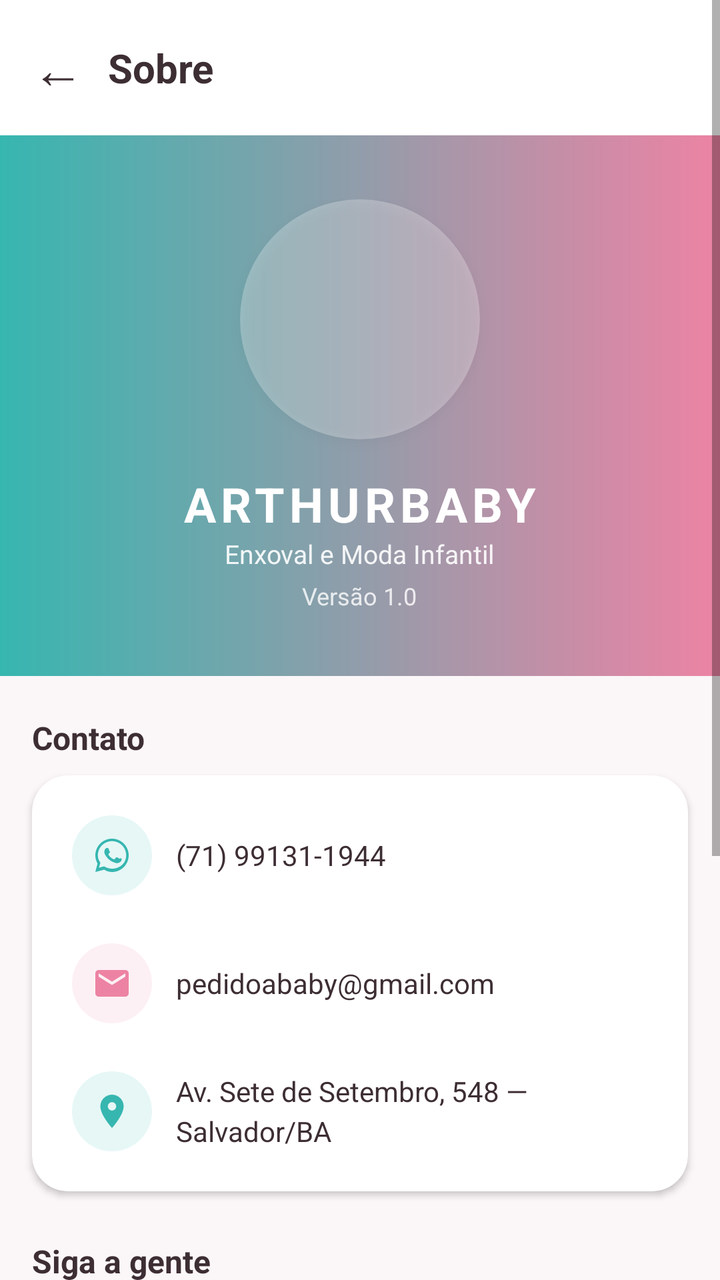
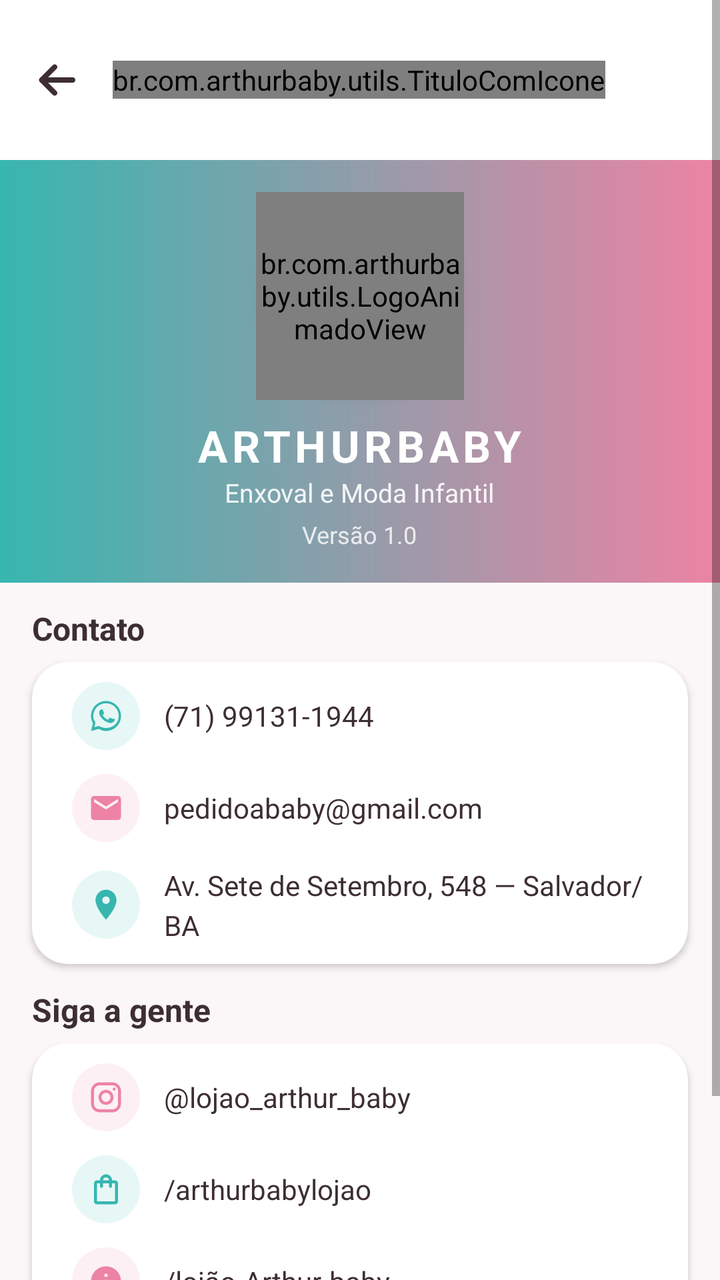

Screens rendered from an Android XML layout before and after an edit, with the pre-edit source and the edit as a unified diff.
<!-- AndroidManifest.xml: application theme Theme.ArthurBaby -->
<!-- res/layout/fragment_sobre.xml -->
<?xml version="1.0" encoding="utf-8"?>
<ScrollView xmlns:android="http://schemas.android.com/apk/res/android"
    xmlns:app="http://schemas.android.com/apk/res-auto"
    android:layout_width="match_parent"
    android:layout_height="match_parent"
    android:background="@color/fundo_claro"
    android:fillViewport="true">

    <LinearLayout
        android:layout_width="match_parent"
        android:layout_height="wrap_content"
        android:orientation="vertical">

        
        <LinearLayout
            android:layout_width="match_parent"
            android:layout_height="wrap_content"
            android:orientation="horizontal"
            android:gravity="center_vertical"
            android:padding="16dp"
            android:background="@color/branco">

            <TextView
                android:id="@+id/btnVoltar"
                android:layout_width="wrap_content"
                android:layout_height="wrap_content"
                android:text="←"
                android:textSize="26sp"
                android:textColor="@color/texto_primario"
                android:paddingEnd="12dp" />

            <TextView
                android:layout_width="0dp"
                android:layout_height="wrap_content"
                android:layout_weight="1"
                android:text="Sobre"
                android:textSize="20sp"
                android:textStyle="bold"
                android:textColor="@color/texto_primario" />
        </LinearLayout>

        
        <LinearLayout
            android:layout_width="match_parent"
            android:layout_height="wrap_content"
            android:orientation="vertical"
            android:gravity="center"
            android:paddingVertical="32dp"
            android:background="@drawable/bg_gradiente_header">

            <FrameLayout
                android:layout_width="120dp"
                android:layout_height="120dp"
                android:background="@drawable/bg_circulo_branco_suave"
                android:elevation="4dp">

                <ImageView
                    android:layout_width="100dp"
                    android:layout_height="100dp"
                    android:layout_gravity="center"
                    android:src="@mipmap/ic_launcher"
                    android:contentDescription="Logo" />
            </FrameLayout>

            <TextView
                android:layout_width="wrap_content"
                android:layout_height="wrap_content"
                android:text="ARTHURBABY"
                android:textStyle="bold"
                android:textSize="24sp"
                android:textColor="@color/branco"
                android:letterSpacing="0.1"
                android:layout_marginTop="16dp" />

            <TextView
                android:layout_width="wrap_content"
                android:layout_height="wrap_content"
                android:text="Enxoval e Moda Infantil"
                android:textColor="@color/branco"
                android:textSize="13sp"
                android:alpha="0.9" />

            <TextView
                android:id="@+id/tvVersao"
                android:layout_width="wrap_content"
                android:layout_height="wrap_content"
                android:text="Versão 1.0"
                android:textColor="@color/branco"
                android:textSize="12sp"
                android:alpha="0.8"
                android:layout_marginTop="4dp" />
        </LinearLayout>

        
        <TextView
            android:layout_width="wrap_content"
            android:layout_height="wrap_content"
            android:text="Contato"
            android:textStyle="bold"
            android:textColor="@color/texto_primario"
            android:textSize="16sp"
            android:layout_marginHorizontal="16dp"
            android:layout_marginTop="20dp"
            android:layout_marginBottom="8dp" />

        <androidx.cardview.widget.CardView
            android:layout_width="match_parent"
            android:layout_height="wrap_content"
            android:layout_marginHorizontal="16dp"
            app:cardCornerRadius="18dp"
            app:cardElevation="2dp"
            app:cardBackgroundColor="@color/branco">

            <LinearLayout
                android:layout_width="match_parent"
                android:layout_height="wrap_content"
                android:orientation="vertical"
                android:padding="8dp">

                <LinearLayout
                    android:id="@+id/tvWhatsapp"
                    android:layout_width="match_parent"
                    android:layout_height="wrap_content"
                    android:orientation="horizontal"
                    android:gravity="center_vertical"
                    android:padding="12dp"
                    android:clickable="true"
                    android:focusable="true">

                    <FrameLayout
                        android:layout_width="40dp"
                        android:layout_height="40dp"
                        android:background="@drawable/bg_circulo_verde_suave">

                        <ImageView
                            android:layout_width="20dp"
                            android:layout_height="20dp"
                            android:layout_gravity="center"
                            android:src="@drawable/ic_whatsapp"
                            app:tint="@color/verde_arthur"
                            android:contentDescription="WhatsApp" />
                    </FrameLayout>

                    <TextView
                        android:layout_width="wrap_content"
                        android:layout_height="wrap_content"
                        android:text="(71) 99131-1944"
                        android:textColor="@color/texto_primario"
                        android:textSize="14sp"
                        android:layout_marginStart="12dp" />
                </LinearLayout>

                <LinearLayout
                    android:id="@+id/tvEmail"
                    android:layout_width="match_parent"
                    android:layout_height="wrap_content"
                    android:orientation="horizontal"
                    android:gravity="center_vertical"
                    android:padding="12dp"
                    android:clickable="true"
                    android:focusable="true">

                    <FrameLayout
                        android:layout_width="40dp"
                        android:layout_height="40dp"
                        android:background="@drawable/bg_circulo_categoria_suave">

                        <ImageView
                            android:layout_width="20dp"
                            android:layout_height="20dp"
                            android:layout_gravity="center"
                            android:src="@drawable/ic_email"
                            app:tint="@color/rosa_arthur"
                            android:contentDescription="E-mail" />
                    </FrameLayout>

                    <TextView
                        android:layout_width="wrap_content"
                        android:layout_height="wrap_content"
                        android:text="pedidoababy@gmail.com"
                        android:textColor="@color/texto_primario"
                        android:textSize="14sp"
                        android:layout_marginStart="12dp" />
                </LinearLayout>

                <LinearLayout
                    android:id="@+id/tvEndereco"
                    android:layout_width="match_parent"
                    android:layout_height="wrap_content"
                    android:orientation="horizontal"
                    android:gravity="center_vertical"
                    android:padding="12dp"
                    android:clickable="true"
                    android:focusable="true">

                    <FrameLayout
                        android:layout_width="40dp"
                        android:layout_height="40dp"
                        android:background="@drawable/bg_circulo_verde_suave">

                        <ImageView
                            android:layout_width="20dp"
                            android:layout_height="20dp"
                            android:layout_gravity="center"
                            android:src="@drawable/ic_localizacao"
                            app:tint="@color/verde_arthur"
                            android:contentDescription="Endereço" />
                    </FrameLayout>

                    <TextView
                        android:layout_width="0dp"
                        android:layout_height="wrap_content"
                        android:layout_weight="1"
                        android:text="Av. Sete de Setembro, 548 — Salvador/BA"
                        android:textColor="@color/texto_primario"
                        android:textSize="14sp"
                        android:lineSpacingMultiplier="1.2"
                        android:layout_marginStart="12dp" />
                </LinearLayout>
            </LinearLayout>
        </androidx.cardview.widget.CardView>

        
        <TextView
            android:layout_width="wrap_content"
            android:layout_height="wrap_content"
            android:text="Siga a gente"
            android:textStyle="bold"
            android:textColor="@color/texto_primario"
            android:textSize="16sp"
            android:layout_marginHorizontal="16dp"
            android:layout_marginTop="24dp"
            android:layout_marginBottom="8dp" />

        <androidx.cardview.widget.CardView
            android:layout_width="match_parent"
            android:layout_height="wrap_content"
            android:layout_marginHorizontal="16dp"
            app:cardCornerRadius="18dp"
            app:cardElevation="2dp"
            app:cardBackgroundColor="@color/branco">

            <LinearLayout
                android:layout_width="match_parent"
                android:layout_height="wrap_content"
                android:orientation="vertical"
                android:padding="8dp">

                <LinearLayout
                    android:id="@+id/tvInstagram"
                    android:layout_width="match_parent"
                    android:layout_height="wrap_content"
                    android:orientation="horizontal"
                    android:gravity="center_vertical"
                    android:padding="12dp"
                    android:clickable="true"
                    android:focusable="true">

                    <FrameLayout
                        android:layout_width="40dp"
                        android:layout_height="40dp"
                        android:background="@drawable/bg_circulo_categoria_suave">

                        <ImageView
                            android:layout_width="20dp"
                            android:layout_height="20dp"
                            android:layout_gravity="center"
                            android:src="@drawable/ic_instagram"
                            app:tint="@color/rosa_arthur"
                            android:contentDescription="Instagram" />
                    </FrameLayout>

                    <TextView
                        android:layout_width="wrap_content"
                        android:layout_height="wrap_content"
                        android:text="@lojao_arthur_baby"
                        android:textColor="@color/texto_primario"
                        android:textSize="14sp"
                        android:layout_marginStart="12dp" />
                </LinearLayout>

                <LinearLayout
                    android:id="@+id/tvShopee"
                    android:layout_width="match_parent"
                    android:layout_height="wrap_content"
                    android:orientation="horizontal"
                    android:gravity="center_vertical"
                    android:padding="12dp"
                    android:clickable="true"
                    android:focusable="true">

                    <FrameLayout
                        android:layout_width="40dp"
                        android:layout_height="40dp"
                        android:background="@drawable/bg_circulo_verde_suave">

                        <ImageView
                            android:layout_width="20dp"
                            android:layout_height="20dp"
                            android:layout_gravity="center"
                            android:src="@drawable/ic_shopee"
                            app:tint="@color/verde_arthur"
                            android:contentDescription="Shopee" />
                    </FrameLayout>

                    <TextView
                        android:layout_width="wrap_content"
                        android:layout_height="wrap_content"
                        android:text="/arthurbabylojao"
                        android:textColor="@color/texto_primario"
                        android:textSize="14sp"
                        android:layout_marginStart="12dp" />
                </LinearLayout>

                <LinearLayout
                    android:id="@+id/tvFacebook"
                    android:layout_width="match_parent"
                    android:layout_height="wrap_content"
                    android:orientation="horizontal"
                    android:gravity="center_vertical"
                    android:padding="12dp"
                    android:clickable="true"
                    android:focusable="true">

                    <FrameLayout
                        android:layout_width="40dp"
                        android:layout_height="40dp"
                        android:background="@drawable/bg_circulo_categoria_suave">

                        <ImageView
                            android:layout_width="20dp"
                            android:layout_height="20dp"
                            android:layout_gravity="center"
                            android:src="@drawable/ic_info"
                            app:tint="@color/rosa_arthur"
                            android:contentDescription="Facebook" />
                    </FrameLayout>

                    <TextView
                        android:layout_width="wrap_content"
                        android:layout_height="wrap_content"
                        android:text="/lojão-Arthur-baby"
                        android:textColor="@color/texto_primario"
                        android:textSize="14sp"
                        android:layout_marginStart="12dp" />
                </LinearLayout>
            </LinearLayout>
        </androidx.cardview.widget.CardView>

        
        <TextView
            android:layout_width="match_parent"
            android:layout_height="wrap_content"
            android:text="© 2025 ARTHURBABY\nTodos os direitos reservados\nCNPJ 35.671.222/0001-10"
            android:gravity="center"
            android:textColor="@color/cinza_texto"
            android:textSize="11sp"
            android:lineSpacingMultiplier="1.4"
            android:padding="24dp" />
    </LinearLayout>
</ScrollView>
<!-- resources referenced by this layout -->
<resources>
  <color name="branco">#FFFFFF</color>
  <color name="cinza_texto">#A08B94</color>
  <color name="fundo_claro">#FBF6F8</color>
  <color name="rosa_arthur">#ED83A4</color>
  <color name="texto_primario">#3D2E34</color>
  <color name="verde_arthur">#37B6B0</color>
  <!-- drawable bg_circulo_branco_suave (drawable) -->
  <?xml version="1.0" encoding="utf-8"?>
  <shape xmlns:android="http://schemas.android.com/apk/res/android"
      android:shape="oval">
      <solid android:color="#44FFFFFF" />
  </shape>
  <!-- drawable bg_circulo_categoria_suave (drawable) -->
  <?xml version="1.0" encoding="utf-8"?>
  <shape xmlns:android="http://schemas.android.com/apk/res/android"
      android:shape="oval">
      <solid android:color="@color/rosa_suave" />
  </shape>
  <!-- drawable bg_circulo_verde_suave (drawable) -->
  <?xml version="1.0" encoding="utf-8"?>
  <shape xmlns:android="http://schemas.android.com/apk/res/android"
      android:shape="oval">
      <solid android:color="#E6F7F6" />
  </shape>
  <!-- drawable bg_gradiente_header (drawable) -->
  <?xml version="1.0" encoding="utf-8"?>
  <shape xmlns:android="http://schemas.android.com/apk/res/android"
      android:shape="rectangle">
      <gradient
          android:startColor="@color/verde_arthur"
          android:endColor="@color/rosa_arthur"
          android:angle="0"
          android:type="linear" />
  </shape>
  <!-- drawable ic_email (drawable) -->
  <vector xmlns:android="http://schemas.android.com/apk/res/android"
      android:width="24dp"
      android:height="24dp"
      android:viewportWidth="24"
      android:viewportHeight="24">
      <path
          android:fillColor="#FF000000"
          android:pathData="M20,4H4C2.9,4 2.01,4.9 2.01,6L2,18c0,1.1 0.9,2 2,2h16c1.1,0 2,-0.9 2,-2V6C22,4.9 21.1,4 20,4zM20,8l-8,5 -8,-5V6l8,5 8,-5V8z"/>
  </vector>
  <!-- drawable ic_info (drawable) -->
  <vector xmlns:android="http://schemas.android.com/apk/res/android"
      android:width="24dp"
      android:height="24dp"
      android:viewportWidth="24"
      android:viewportHeight="24">
      <path
          android:fillColor="#FF000000"
          android:pathData="M12,2C6.48,2 2,6.48 2,12s4.48,10 10,10 10,-4.48 10,-10S17.52,2 12,2zM13,17h-2v-6h2v6zM13,9h-2V7h2v2z"/>
  </vector>
  <!-- drawable ic_localizacao (drawable) -->
  <vector xmlns:android="http://schemas.android.com/apk/res/android"
      android:width="24dp"
      android:height="24dp"
      android:viewportWidth="24"
      android:viewportHeight="24">
      <path
          android:fillColor="#FF000000"
          android:pathData="M12,2C8.13,2 5,5.13 5,9c0,5.25 7,13 7,13s7,-7.75 7,-13c0,-3.87 -3.13,-7 -7,-7zM12,11.5c-1.38,0 -2.5,-1.12 -2.5,-2.5s1.12,-2.5 2.5,-2.5 2.5,1.12 2.5,2.5 -1.12,2.5 -2.5,2.5z"/>
  </vector>
  <!-- mipmap ic_launcher (mipmap-anydpi-v26) -->
  <?xml version="1.0" encoding="utf-8"?>
  <adaptive-icon xmlns:android="http://schemas.android.com/apk/res/android">
      <background android:drawable="@color/ic_launcher_background"/>
      <foreground android:drawable="@mipmap/ic_launcher_foreground"/>
      <monochrome android:drawable="@mipmap/ic_launcher_foreground"/>
  </adaptive-icon>
  <color name="rosa_suave">#FDF0F4</color>
  <color name="ic_launcher_background">#37B6B0</color>
  <color name="verde_escuro">#2A8F8A</color>
  <color name="rosa_escuro">#D56586</color>
  <!-- unchanged entries left out for length: 4 -->
</resources>

<!-- the commit's change to res/layout/fragment_sobre.xml (unified diff, before → after) -->
@@ -20,23 +20,28 @@
             android:padding="16dp"
             android:background="@color/branco">
 
-            <TextView
+            <ImageButton
                 android:id="@+id/btnVoltar"
+                style="@style/BotaoVoltar"
+                app:tint="@color/texto_primario" />
+
+            <br.com.arthurbaby.utils.TituloComIcone
                 android:layout_width="wrap_content"
                 android:layout_height="wrap_content"
-                android:text="←"
-                android:textSize="26sp"
-                android:textColor="@color/texto_primario"
-                android:paddingEnd="12dp" />
-
-            <TextView
-                android:layout_width="0dp"
-                android:layout_height="wrap_content"
-                android:layout_weight="1"
                 android:text="Sobre"
                 android:textSize="20sp"
                 android:textStyle="bold"
-                android:textColor="@color/texto_primario" />
+                android:textColor="@color/texto_primario"
+                app:iconeTitulo="@drawable/ic_info" />
+
+
+            <Space
+
+                android:layout_width="0dp"
+
+                android:layout_height="1dp"
+
+                android:layout_weight="1" />
         </LinearLayout>
 
         
@@ -45,21 +50,19 @@
             android:layout_height="wrap_content"
             android:orientation="vertical"
             android:gravity="center"
-            android:paddingVertical="32dp"
+            android:paddingVertical="16dp"
             android:background="@drawable/bg_gradiente_header">
 
             <FrameLayout
-                android:layout_width="120dp"
-                android:layout_height="120dp"
+                android:layout_width="104dp"
+                android:layout_height="104dp"
                 android:background="@drawable/bg_circulo_branco_suave"
                 android:elevation="4dp">
 
-                <ImageView
-                    android:layout_width="100dp"
-                    android:layout_height="100dp"
-                    android:layout_gravity="center"
-                    android:src="@mipmap/ic_launcher"
-                    android:contentDescription="Logo" />
+                <br.com.arthurbaby.utils.LogoAnimadoView
+                    android:layout_width="104dp"
+                    android:layout_height="104dp"
+                    android:layout_gravity="center" />
             </FrameLayout>
 
             <TextView
@@ -67,10 +70,10 @@
                 android:layout_height="wrap_content"
                 android:text="ARTHURBABY"
                 android:textStyle="bold"
-                android:textSize="24sp"
+                android:textSize="22sp"
                 android:textColor="@color/branco"
                 android:letterSpacing="0.1"
-                android:layout_marginTop="16dp" />
+                android:layout_marginTop="8dp" />
 
             <TextView
                 android:layout_width="wrap_content"
@@ -100,8 +103,8 @@
             android:textColor="@color/texto_primario"
             android:textSize="16sp"
             android:layout_marginHorizontal="16dp"
-            android:layout_marginTop="20dp"
-            android:layout_marginBottom="8dp" />
+            android:layout_marginTop="12dp"
+            android:layout_marginBottom="6dp" />
 
         <androidx.cardview.widget.CardView
             android:layout_width="match_parent"
@@ -115,7 +118,8 @@
                 android:layout_width="match_parent"
                 android:layout_height="wrap_content"
                 android:orientation="vertical"
-                android:padding="8dp">
+                android:paddingVertical="4dp"
+                android:paddingHorizontal="8dp">
 
                 <LinearLayout
                     android:id="@+id/tvWhatsapp"
@@ -123,18 +127,19 @@
                     android:layout_height="wrap_content"
                     android:orientation="horizontal"
                     android:gravity="center_vertical"
-                    android:padding="12dp"
-                    android:clickable="true"
-                    android:focusable="true">
-
-                    <FrameLayout
-                        android:layout_width="40dp"
-                        android:layout_height="40dp"
+                    android:paddingHorizontal="12dp"
+                    android:paddingVertical="6dp"
+                    android:clickable="true"
+                    android:focusable="true">
+
+                    <FrameLayout
+                        android:layout_width="34dp"
+                        android:layout_height="34dp"
                         android:background="@drawable/bg_circulo_verde_suave">
 
                         <ImageView
-                            android:layout_width="20dp"
-                            android:layout_height="20dp"
+                            android:layout_width="18dp"
+                            android:layout_height="18dp"
                             android:layout_gravity="center"
                             android:src="@drawable/ic_whatsapp"
                             app:tint="@color/verde_arthur"
@@ -156,18 +161,19 @@
                     android:layout_height="wrap_content"
                     android:orientation="horizontal"
                     android:gravity="center_vertical"
-                    android:padding="12dp"
-                    android:clickable="true"
-                    android:focusable="true">
-
-                    <FrameLayout
-                        android:layout_width="40dp"
-                        android:layout_height="40dp"
+                    android:paddingHorizontal="12dp"
+                    android:paddingVertical="6dp"
+                    android:clickable="true"
+                    android:focusable="true">
+
+                    <FrameLayout
+                        android:layout_width="34dp"
+                        android:layout_height="34dp"
                         android:background="@drawable/bg_circulo_categoria_suave">
 
                         <ImageView
-                            android:layout_width="20dp"
-                            android:layout_height="20dp"
+                            android:layout_width="18dp"
+                            android:layout_height="18dp"
                             android:layout_gravity="center"
                             android:src="@drawable/ic_email"
                             app:tint="@color/rosa_arthur"
@@ -189,18 +195,19 @@
                     android:layout_height="wrap_content"
                     android:orientation="horizontal"
                     android:gravity="center_vertical"
-                    android:padding="12dp"
-                    android:clickable="true"
-                    android:focusable="true">
-
-                    <FrameLayout
-                        android:layout_width="40dp"
-                        android:layout_height="40dp"
+                    android:paddingHorizontal="12dp"
+                    android:paddingVertical="6dp"
+                    android:clickable="true"
+                    android:focusable="true">
+
+                    <FrameLayout
+                        android:layout_width="34dp"
+                        android:layout_height="34dp"
                         android:background="@drawable/bg_circulo_verde_suave">
 
                         <ImageView
-                            android:layout_width="20dp"
-                            android:layout_height="20dp"
+                            android:layout_width="18dp"
+                            android:layout_height="18dp"
                             android:layout_gravity="center"
                             android:src="@drawable/ic_localizacao"
                             app:tint="@color/verde_arthur"
@@ -229,8 +236,8 @@
             android:textColor="@color/texto_primario"
             android:textSize="16sp"
             android:layout_marginHorizontal="16dp"
-            android:layout_marginTop="24dp"
-            android:layout_marginBottom="8dp" />
+            android:layout_marginTop="12dp"
+            android:layout_marginBottom="6dp" />
 
         <androidx.cardview.widget.CardView
             android:layout_width="match_parent"
@@ -244,7 +251,8 @@
                 android:layout_width="match_parent"
                 android:layout_height="wrap_content"
                 android:orientation="vertical"
-                android:padding="8dp">
+                android:paddingVertical="4dp"
+                android:paddingHorizontal="8dp">
 
                 <LinearLayout
                     android:id="@+id/tvInstagram"
@@ -252,18 +260,19 @@
                     android:layout_height="wrap_content"
                     android:orientation="horizontal"
                     android:gravity="center_vertical"
-                    android:padding="12dp"
-                    android:clickable="true"
-                    android:focusable="true">
-
-                    <FrameLayout
-                        android:layout_width="40dp"
-                        android:layout_height="40dp"
+                    android:paddingHorizontal="12dp"
+                    android:paddingVertical="6dp"
+                    android:clickable="true"
+                    android:focusable="true">
+
+                    <FrameLayout
+                        android:layout_width="34dp"
+                        android:layout_height="34dp"
                         android:background="@drawable/bg_circulo_categoria_suave">
 
                         <ImageView
-                            android:layout_width="20dp"
-                            android:layout_height="20dp"
+                            android:layout_width="18dp"
+                            android:layout_height="18dp"
                             android:layout_gravity="center"
                             android:src="@drawable/ic_instagram"
                             app:tint="@color/rosa_arthur"
@@ -285,18 +294,19 @@
                     android:layout_height="wrap_content"
                     android:orientation="horizontal"
                     android:gravity="center_vertical"
-                    android:padding="12dp"
-                    android:clickable="true"
-                    android:focusable="true">
-
-                    <FrameLayout
-                        android:layout_width="40dp"
-                        android:layout_height="40dp"
+                    android:paddingHorizontal="12dp"
+                    android:paddingVertical="6dp"
+                    android:clickable="true"
+                    android:focusable="true">
+
+                    <FrameLayout
+                        android:layout_width="34dp"
+                        android:layout_height="34dp"
                         android:background="@drawable/bg_circulo_verde_suave">
 
                         <ImageView
-                            android:layout_width="20dp"
-                            android:layout_height="20dp"
+                            android:layout_width="18dp"
+                            android:layout_height="18dp"
                             android:layout_gravity="center"
                             android:src="@drawable/ic_shopee"
                             app:tint="@color/verde_arthur"
@@ -318,18 +328,19 @@
                     android:layout_height="wrap_content"
                     android:orientation="horizontal"
                     android:gravity="center_vertical"
-                    android:padding="12dp"
-                    android:clickable="true"
-                    android:focusable="true">
-
-                    <FrameLayout
-                        android:layout_width="40dp"
-                        android:layout_height="40dp"
+                    android:paddingHorizontal="12dp"
+                    android:paddingVertical="6dp"
+                    android:clickable="true"
+                    android:focusable="true">
+
+                    <FrameLayout
+                        android:layout_width="34dp"
+                        android:layout_height="34dp"
                         android:background="@drawable/bg_circulo_categoria_suave">
 
                         <ImageView
-                            android:layout_width="20dp"
-                            android:layout_height="20dp"
+                            android:layout_width="18dp"
+                            android:layout_height="18dp"
                             android:layout_gravity="center"
                             android:src="@drawable/ic_info"
                             app:tint="@color/rosa_arthur"
@@ -356,6 +367,7 @@
             android:textColor="@color/cinza_texto"
             android:textSize="11sp"
             android:lineSpacingMultiplier="1.4"
-            android:padding="24dp" />
+            android:paddingHorizontal="24dp"
+            android:paddingVertical="14dp" />
     </LinearLayout>
 </ScrollView>
<!-- resource entries referenced after the edit -->
@@ -64,15 +64,34 @@
           android:fillColor="#FF000000"
           android:pathData="M12,2C8.13,2 5,5.13 5,9c0,5.25 7,13 7,13s7,-7.75 7,-13c0,-3.87 -3.13,-7 -7,-7zM12,11.5c-1.38,0 -2.5,-1.12 -2.5,-2.5s1.12,-2.5 2.5,-2.5 2.5,1.12 2.5,2.5 -1.12,2.5 -2.5,2.5z"/>
   </vector>
-  <!-- mipmap ic_launcher (mipmap-anydpi-v26) -->
+  <style name="BotaoVoltar">
+          <item name="android:layout_width">48dp</item>
+          <item name="android:layout_height">48dp</item>
+          <item name="android:layout_marginStart">-12dp</item>
+          <item name="android:layout_marginEnd">4dp</item>
+          <item name="android:padding">12dp</item>
+          <item name="android:scaleType">fitCenter</item>
+          <item name="android:src">@drawable/ic_voltar</item>
+          <item name="tint">@color/texto_primario</item>
+          <item name="android:background">?attr/selectableItemBackgroundBorderless</item>
+          <item name="android:contentDescription">Voltar</item>
+          <item name="android:tooltipText">Voltar</item>
+      </style>
+  <color name="rosa_suave">#FDF0F4</color>
+  <!-- drawable ic_voltar (drawable) -->
   <?xml version="1.0" encoding="utf-8"?>
-  <adaptive-icon xmlns:android="http://schemas.android.com/apk/res/android">
-      <background android:drawable="@color/ic_launcher_background"/>
-      <foreground android:drawable="@mipmap/ic_launcher_foreground"/>
-      <monochrome android:drawable="@mipmap/ic_launcher_foreground"/>
-  </adaptive-icon>
-  <color name="rosa_suave">#FDF0F4</color>
-  <color name="ic_launcher_background">#37B6B0</color>
+  <vector xmlns:android="http://schemas.android.com/apk/res/android"
+      android:width="24dp"
+      android:height="24dp"
+      android:viewportWidth="24"
+      android:viewportHeight="24">
+      <path
+          android:pathData="M20,12H4.5M11,5.5L4.5,12L11,18.5"
+          android:strokeColor="#FF000000"
+          android:strokeWidth="2.6"
+          android:strokeLineCap="round"
+          android:strokeLineJoin="round" />
+  </vector>
   <color name="verde_escuro">#2A8F8A</color>
   <color name="rosa_escuro">#D56586</color>
   <!-- unchanged entries left out for length: 4 -->
